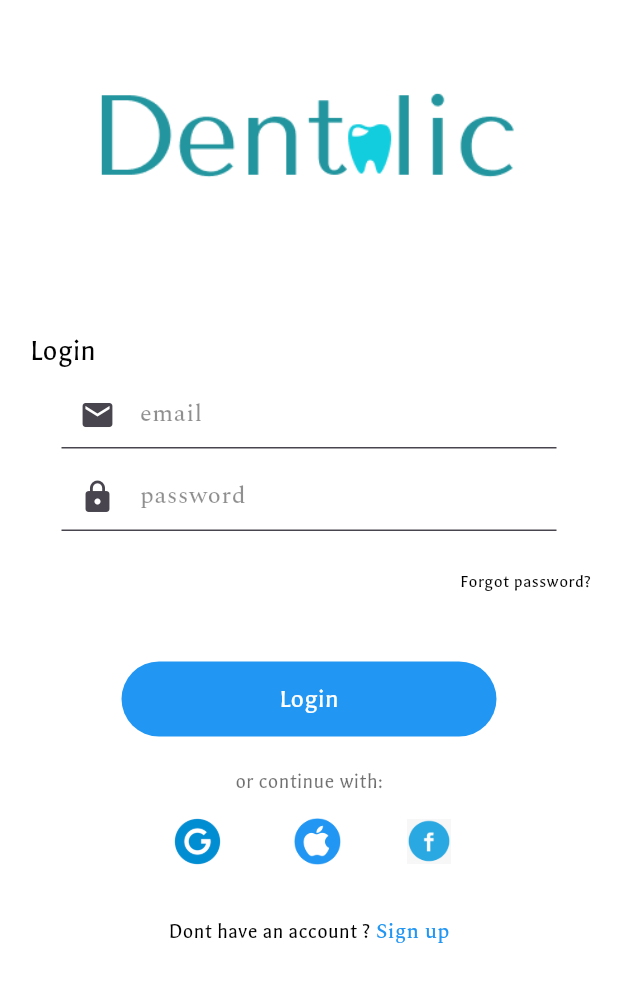
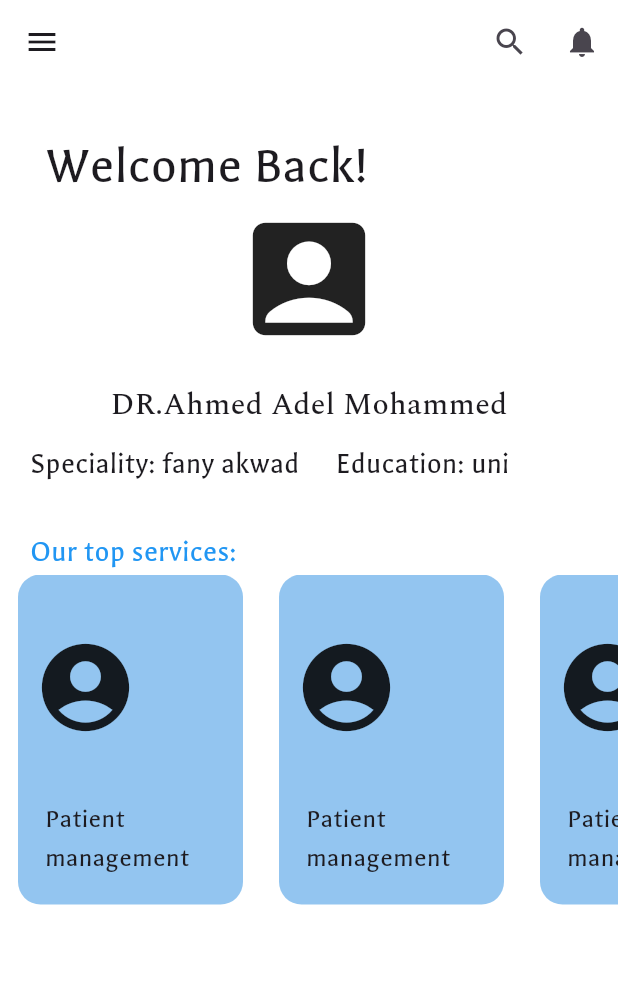
Before and after one commit to Rana-Saleh44/Dentalic, a Flutter app: the screen it shows after launch, after a tap on "Login", on a phone screen of 412 x 824 dp. Shown: the top 982 px of the screen. Run offline on Flutter 3.47's test engine with Material 3 defaults, Android fonts, the light colour scheme and no system bars; our stand-ins replace animated_splash_screen, firebase_auth; accounts and stored records are empty.

Commit message:
doc home
first touches

```diff
--- /dev/null
+++ b/lib/views/doctor_views/doc_home_page.dart
@@ -0,0 +1,145 @@
+import 'package:flutter/material.dart';
+import 'package:flutter/widgets.dart';
+import 'package:trial1/components/navbar.dart';
+
+class DocHome extends StatefulWidget {
+  const DocHome({Key? key});
+
+  @override
+  State<DocHome> createState() => _DocHomeState();
+}
+
+class _DocHomeState extends State<DocHome> {
+  @override
+  Widget build(BuildContext context) {
+    return Scaffold(
+      appBar: AppBar(
+        backgroundColor: Colors.white,
+        leading: Builder(
+          builder: (BuildContext context) {
+            return IconButton(
+              icon: Icon(Icons.menu),
+              onPressed: () {
+                Scaffold.of(context).openDrawer();
+              },
+            );
+          },
+        ),
+        actions: [
+          IconButton(
+            icon: Icon(Icons.search),
+            onPressed: () {},
+          ),
+          IconButton(
+            icon: Icon(Icons.notifications),
+            onPressed: () {},
+          ),
+        ],
+      ),
+      drawer: Drawer(
+        child: NavBar(),
+        width: 260,
+      ),
+      backgroundColor: Colors.white,
+      body: SingleChildScrollView(
+        child: Column(
+          crossAxisAlignment: CrossAxisAlignment.start,
+          children: [
+            SizedBox(height: 30),
+            Align(
+              alignment: Alignment.centerLeft,
+              child: Padding(
+                padding: const EdgeInsets.symmetric(horizontal: 30.0),
+                child: Text(
+                  "Welcome Back!",
+                  style: TextStyle(fontFamily: 'Galdeano', fontSize: 35),
+                ),
+              ),
+            ),
+            Center(
+              child: Icon(
+                Icons.account_box_rounded,
+                size: 100,
+              ),
+            ),
+            SizedBox(height: 20),
+            Center(
+              child: Text("DR.Ahmed Adel Mohammed",
+                  style: TextStyle(fontFamily: 'Spectral', fontSize: 20)),
+            ),
+            SizedBox(height: 10),
+            Row(
+              children: [
+                Padding(
+                  padding: const EdgeInsets.symmetric(horizontal: 20.0),
+                  child: Text(
+                    "Speciality: fany akwad ",
+                    style: TextStyle(fontFamily: 'Galdeano', fontSize: 20),
+                  ),
+                ),
+                Text(
+                  "Education: uni ",
+                  style: TextStyle(fontFamily: 'Galdeano', fontSize: 20),
+                ),
+              ],
+            ),
+            SizedBox(height: 30),
+            Align(
+              alignment: Alignment.centerLeft,
+              child: Padding(
+                padding: const EdgeInsets.symmetric(horizontal: 20),
+                child: Text(
+                  "Our top services: ",
+                  style: TextStyle(
+                      fontFamily: 'Galdeano', fontSize: 20, color: Colors.blue),
+                ),
+              ),
+            ),
+            buildHorizontalList(),
+          ],
+        ),
+      ),
+    );
+  }
+
+  Widget buildHorizontalList() => SingleChildScrollView(
+        scrollDirection: Axis.horizontal,
+        child: Row(
+          children: List.generate(
+            5,
+            (index) => Padding(
+              padding: const EdgeInsets.symmetric(horizontal: 12.0),
+              child: Container(
+                width: 150,
+                height: 220,
+                decoration: BoxDecoration(
+                    color: Color.fromARGB(186, 107, 176, 234),
+                    borderRadius: BorderRadius.circular(15)),
+                alignment: Alignment.center,
+                child: Column(
+                  children: [
+                    Padding(
+                      padding: const EdgeInsets.symmetric(
+                          horizontal: 10.0, vertical: 40),
+                      child: Align(
+                          alignment: Alignment.topLeft,
+                          child: Icon(
+                            Icons.account_circle,
+                            size: 70,
+                          )),
+                    ),
+                    Padding(
+                      padding: const EdgeInsets.symmetric(horizontal: 18.0),
+                      child: Text(
+                        "Patient management",
+                        style: TextStyle(fontFamily: 'Galdeano', fontSize: 18),
+                      ),
+                    )
+                  ],
+                ),
+              ),
+            ),
+          ),
+        ),
+      );
+}
--- a/lib/views/login_view.dart
+++ b/lib/views/login_view.dart
@@ -3,6 +3,7 @@
 import 'package:flutter/widgets.dart';
 import 'package:trial1/components/my_button.dart';
 import 'package:trial1/components/mytext.dart';
+import 'package:trial1/views/doctor_views/doc_home_page.dart';
 import 'package:trial1/views/register_veiw.dart';
 
 class login extends StatefulWidget {
@@ -86,7 +87,10 @@
               height: 25,
             ),
             MyButton(
-              onTap: signin,
+              onTap: () {
+                Navigator.push(context,
+                    MaterialPageRoute(builder: (context) => DocHome()));
+              },
               text: "Login",
               co: Colors.blue,
             ),
```
Also changed, not shown: lib/components/navbar.dart (added, +80 -0 lines).
